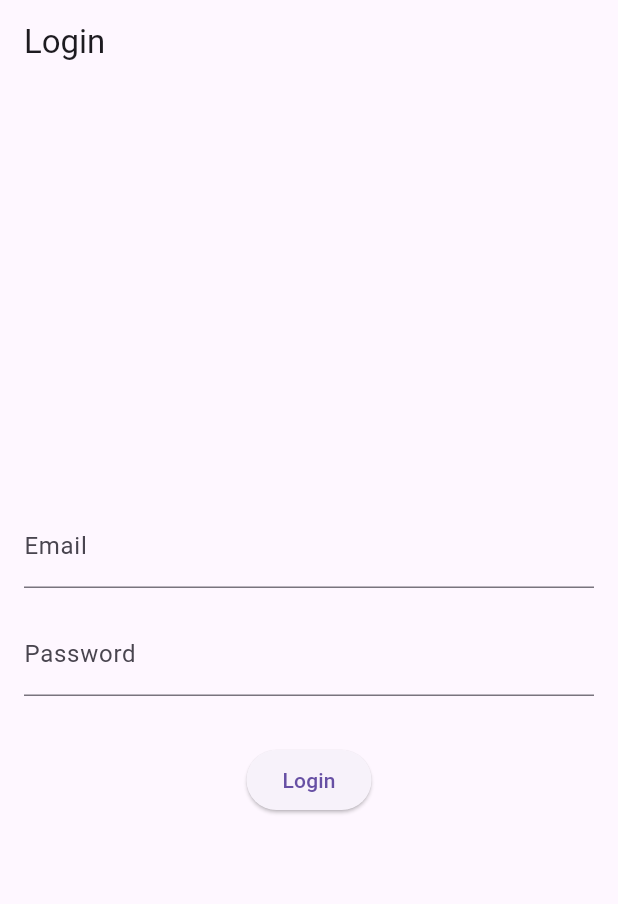
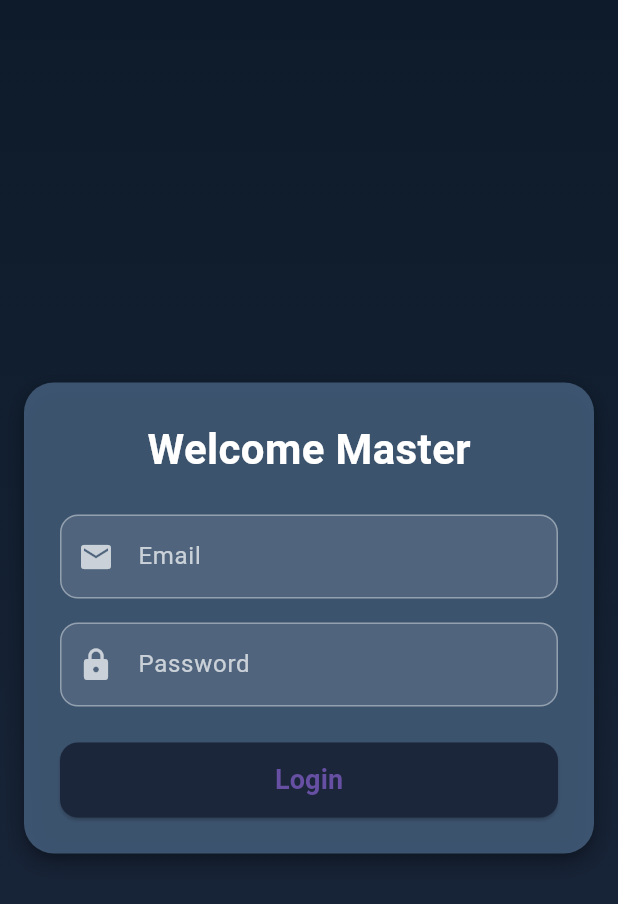
Before and after one commit to ZDHAN-Maker/My_Home_Aplication, a Flutter app: the screen it shows after launch, on a phone screen of 412 x 824 dp. Shown: the top 904 px of the screen. Run offline on Flutter 3.47's test engine with Material 3 defaults, Android fonts, the phone set to English and light mode, and no system bars; our stand-ins replace firebase_auth, firebase_core, google_fonts; accounts and stored records are empty.

Commit message:
Memperbaiki Tampilan Login dan Home

```diff
--- a/lib/pages/login_page.dart
+++ b/lib/pages/login_page.dart
@@ -1,5 +1,6 @@
 import 'package:flutter/material.dart';
 import 'package:firebase_auth/firebase_auth.dart';
+import 'package:google_fonts/google_fonts.dart';
 
 class LoginPage extends StatefulWidget {
   const LoginPage({super.key});
@@ -29,28 +30,104 @@ class _LoginPageState extends State<LoginPage> {
   @override
   Widget build(BuildContext context) {
     return Scaffold(
-      appBar: AppBar(title: const Text('Login')),
-      body: Padding(
-        padding: const EdgeInsets.all(16.0),
+      body: Container(
+        decoration: const BoxDecoration(
+          gradient: LinearGradient(
+            colors: [Color(0xFF0d1b2a), Color(0xFF1b263b)],
+            begin: Alignment.topCenter,
+            end: Alignment.bottomCenter,
+          ),
+        ),
+        child: Center(
+          child: SingleChildScrollView(
+            padding: const EdgeInsets.all(16),
+            child: Container(
+              padding: const EdgeInsets.all(24),
+              decoration: BoxDecoration(
+                color: const Color(0xFF415a77).withOpacity(0.9),
+                borderRadius: BorderRadius.circular(20),
+                boxShadow: [
+                  BoxShadow(
+                    color: Colors.black.withOpacity(0.4),
+                    blurRadius: 10,
+                    offset: const Offset(0, 5),
+                  ),
+                ],
+              ),
               child: Column(
-          mainAxisAlignment: MainAxisAlignment.center,
+                mainAxisSize: MainAxisSize.min,
                 children: [
+                  const Text(
+                    'Welcome Master',
+                    style: TextStyle(
+                      color: Colors.white,
+                      fontSize: 28,
+                      fontWeight: FontWeight.bold,
+                    ),
+                  ),
+                  const SizedBox(height: 24),
                   TextField(
                     controller: emailController,
-              decoration: const InputDecoration(labelText: 'Email'),
+                    style: const TextStyle(color: Colors.white),
+                    decoration: InputDecoration(
+                      labelText: 'Email',
+                      labelStyle: const TextStyle(color: Colors.white70),
+                      enabledBorder: OutlineInputBorder(
+                        borderSide: const BorderSide(color: Colors.white38),
+                        borderRadius: BorderRadius.circular(12),
+                      ),
+                      focusedBorder: OutlineInputBorder(
+                        borderSide: const BorderSide(color: Colors.white),
+                        borderRadius: BorderRadius.circular(12),
+                      ),
+                      prefixIcon: const Icon(Icons.email, color: Colors.white70),
+                      filled: true,
+                      fillColor: Colors.white.withOpacity(0.1),
+                    ),
                   ),
                   const SizedBox(height: 16),
                   TextField(
                     controller: passwordController,
-              decoration: const InputDecoration(labelText: 'Password'),
                     obscureText: true,
+                    style: const TextStyle(color: Colors.white),
+                    decoration: InputDecoration(
+                      labelText: 'Password',
+                      labelStyle: const TextStyle(color: Colors.white70),
+                      enabledBorder: OutlineInputBorder(
+                        borderSide: const BorderSide(color: Colors.white38),
+                        borderRadius: BorderRadius.circular(12),
                       ),
-            const SizedBox(height: 32),
-            ElevatedButton(
+                      focusedBorder: OutlineInputBorder(
+                        borderSide: const BorderSide(color: Colors.white),
+                        borderRadius: BorderRadius.circular(12),
+                      ),
+                      prefixIcon: const Icon(Icons.lock, color: Colors.white70),
+                      filled: true,
+                      fillColor: Colors.white.withOpacity(0.1),
+                    ),
+                  ),
+                  const SizedBox(height: 24),
+                  SizedBox(
+                    width: double.infinity,
+                    height: 50,
+                    child: ElevatedButton(
                       onPressed: login,
-              child: const Text('Login'),
+                      style: ElevatedButton.styleFrom(
+                        backgroundColor: const Color(0xFF1b263b),
+                        shape: RoundedRectangleBorder(
+                          borderRadius: BorderRadius.circular(12),
+                        ),
+                      ),
+                      child: const Text(
+                        'Login',
+                        style: TextStyle(fontSize: 18, fontWeight: FontWeight.bold),
+                      ),
+                    ),
                   ),
                 ],
+              ),
+            ),
+          ),
         ),
       ),
     );
--- a/pubspec.yaml
+++ b/pubspec.yaml
@@ -30,7 +30,7 @@ environment:
 dependencies:
   flutter:
     sdk: flutter
-
+  google_fonts: ^5.0.0
   # The following adds the Cupertino Icons font to your application.
   # Use with the CupertinoIcons class for iOS style icons.
   cupertino_icons: ^1.0.8
```
Also changed, not shown: lib/pages/home_page.dart (+53 -79 lines), pubspec.lock, 1 other file. Lines whose indentation alone changed are shown as unchanged.
